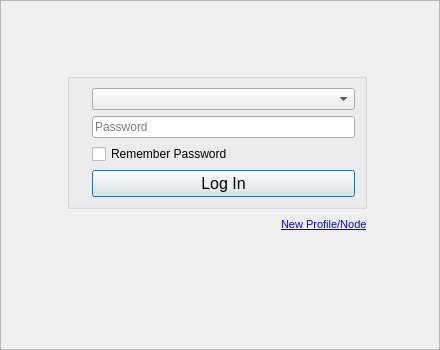
Qt form retroshare-gui/src/gui/StartDialog.ui (RetroShare/RetroShare) before a commit.
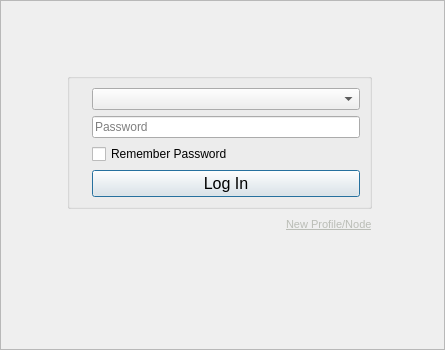
The same form after that commit. Icons and pictures are not drawn. Custom widgets are drawn as their Qt base class.

Commit message: Update logo and background unseen

Diff of the .ui file:
```diff
--- a/retroshare-gui/src/gui/StartDialog.ui
+++ b/retroshare-gui/src/gui/StartDialog.ui
@@ -6,7 +6,7 @@
    <rect>
     <x>0</x>
     <y>0</y>
-    <width>440</width>
+    <width>445</width>
     <height>350</height>
    </rect>
   </property>
@@ -285,6 +285,9 @@
          </item>
          <item row="3" column="1">
           <widget class="QCheckBox" name="autologin_checkbox">
+           <property name="autoFillBackground">
+            <bool>false</bool>
+           </property>
            <property name="text">
             <string>Remember Password</string>
            </property>
@@ -340,11 +343,7 @@
            <string notr="true"/>
           </property>
           <property name="text">
-           <string>&lt;!DOCTYPE HTML PUBLIC &quot;-//W3C//DTD HTML 4.0//EN&quot; &quot;http://www.w3.org/TR/REC-html40/strict.dtd&quot;&gt;
-&lt;html&gt;&lt;head&gt;&lt;meta name=&quot;qrichtext&quot; content=&quot;1&quot; /&gt;&lt;style type=&quot;text/css&quot;&gt;
-p, li { white-space: pre-wrap; }
-&lt;/style&gt;&lt;/head&gt;&lt;body style=&quot; font-family:'Sans'; font-size:10pt; font-weight:400; font-style:normal;&quot;&gt;
-&lt;p style=&quot; margin-top:0px; margin-bottom:0px; margin-left:0px; margin-right:0px; -qt-block-indent:0; text-indent:0px;&quot;&gt;&lt;a href=&quot;Create new Profile...&quot;&gt;&lt;span style=&quot; font-family:'MS Shell Dlg 2'; font-size:8pt; text-decoration: underline; color:#0000ff;&quot;&gt;New Profile/Node&lt;/span&gt;&lt;/a&gt;&lt;/p&gt;&lt;/body&gt;&lt;/html&gt;</string>
+           <string>&lt;html&gt;&lt;head/&gt;&lt;body&gt;&lt;p&gt;&lt;a href=&quot;Create new Profile...&quot;&gt;&lt;span style=&quot; font-family:'MS Shell Dlg 2'; font-size:8pt; text-decoration: underline; color:#babdb6;&quot;&gt;New Profile/Node&lt;/span&gt;&lt;/a&gt;&lt;/p&gt;&lt;/body&gt;&lt;/html&gt;</string>
           </property>
          </widget>
         </item>
```
Left out of the diff: 44 changed lines with no effect on the pictures. The commit also changes 6 other files.
